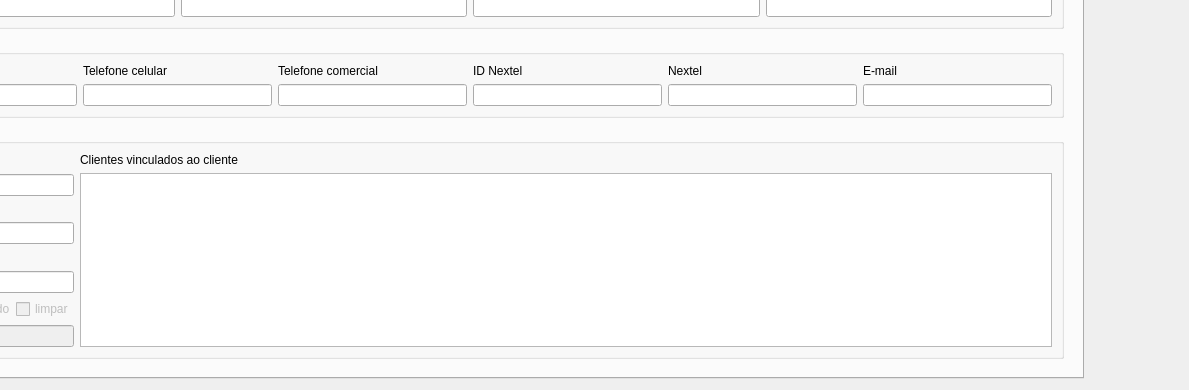
lellisls/ERP-STACCATO, file cadastrocliente.ui: the form before one commit; both pictures show x 155 to 1344 and y 216 to 606 of the 1344 by 606 pixel window.
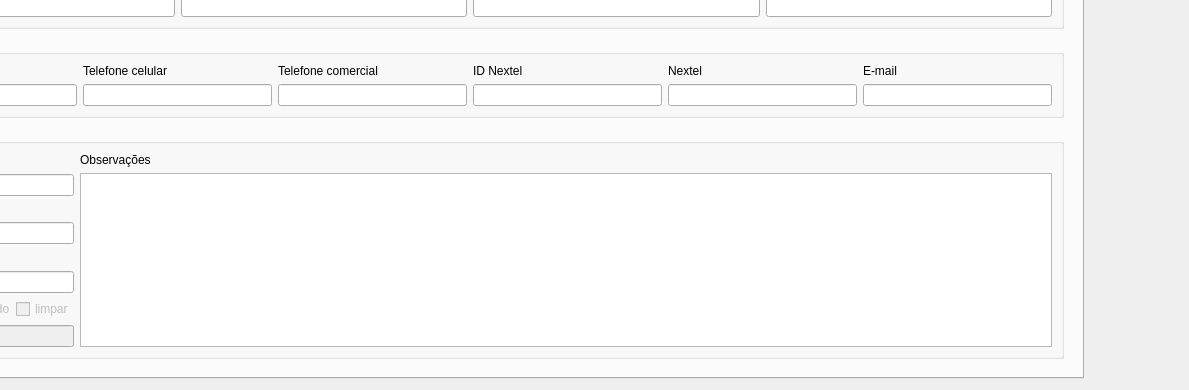
The form after the commit. Icons and pictures are not drawn. Custom widgets are drawn as their Qt base class.

Commit message: CadastroCliente - Clientes vinculados alterado para observações

Patch:
```diff
--- a/cadastrocliente.ui
+++ b/cadastrocliente.ui
@@ -564,7 +564,7 @@
                  <item>
                   <widget class="QLabel" name="label_40">
                    <property name="text">
-                    <string>Clientes vinculados ao cliente</string>
+                    <string>Observações</string>
                    </property>
                   </widget>
                  </item>
```
Left out of the diff: 4 changed lines with no effect on the pictures.
